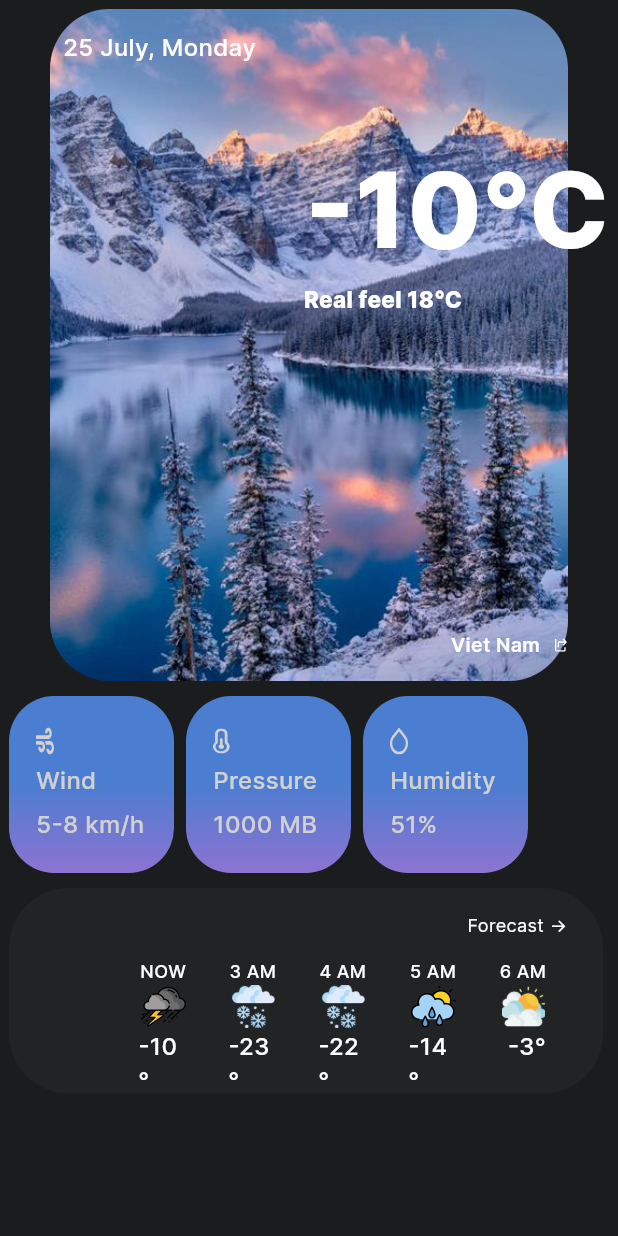
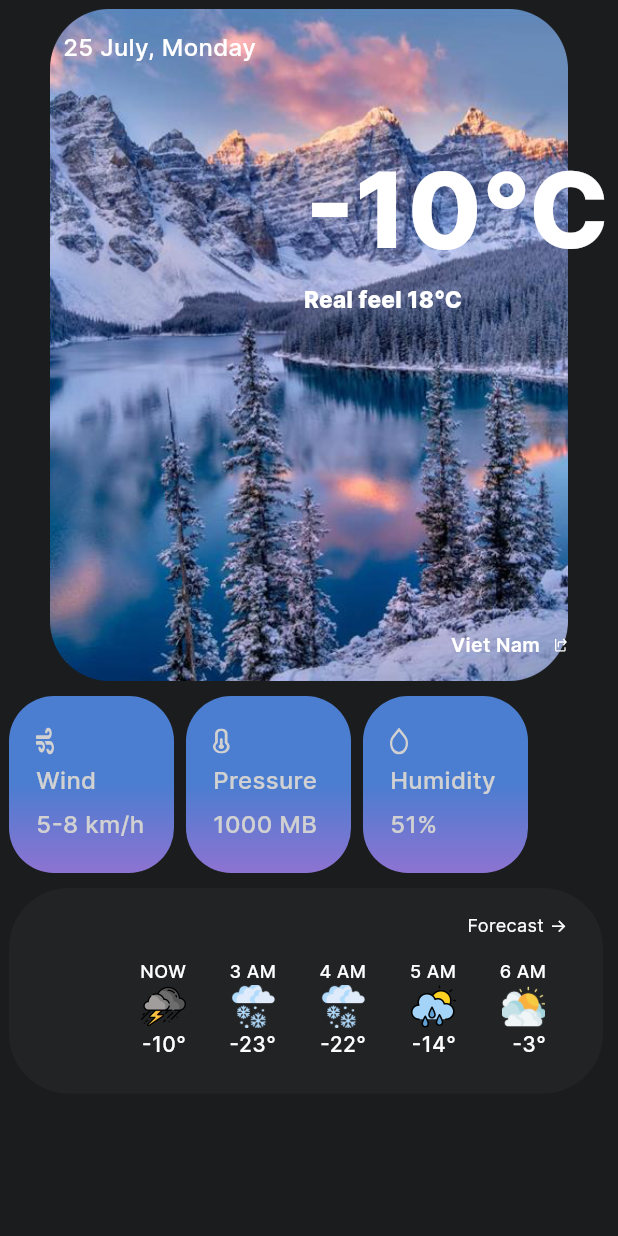
Before and after one commit to Greethy/weather-forecast, a Flutter app: the screen it shows after launch, on a phone screen of 412 x 824 dp. Run offline on Flutter 3.47's test engine with Material 3 defaults, Android fonts, the phone set to English and light mode, and no system bars; our stand-ins replace flutter_svg.

Commit message:
fix: fix navigate from today to forecast

```diff
--- a/lib/main.dart
+++ b/lib/main.dart
@@ -1,7 +1,7 @@
 import 'package:flutter/material.dart';
 import 'package:flutter/services.dart';
 import 'routes/app_routes.dart';
-import 'today_screen.dart';
+import 'screen/today/today_screen.dart';
 
 var globalMessengerKey = GlobalKey<ScaffoldMessengerState>();
 void main() {
--- a/lib/routes/app_routes.dart
+++ b/lib/routes/app_routes.dart
@@ -1,5 +1,5 @@
 import 'package:flutter/material.dart';
-import '../today_screen.dart';
+import '../screen/today/today_screen.dart';
 
 class AppRoutes {
   static const String todayScreen = '/today_screen';
--- a/lib/today_screen.dart
+++ b/lib/screen/today/today_screen.dart
@@ -1,7 +1,7 @@
 import 'package:flutter/material.dart';
 import 'package:flutter_svg/flutter_svg.dart';
 import 'package:provider/provider.dart';
-import 'package:today/forecast_screen.dart';
+import 'package:today/screen/forecast/forecast_screen.dart';
 import 'today_provider.dart';
 
 class TodayScreen extends StatefulWidget {
@@ -212,7 +212,7 @@ class TodayScreenState extends State<TodayScreen> {
               children: [
                 InkWell(
                   onTap: () {
-                    Navigator.push(context, MaterialPageRoute(builder: (context) => ForecastScreen()));
+                    Navigator.push(context, MaterialPageRoute(builder: (context) => ForecastScreen.builder(context)));
                   },
                   child: Text(
                     "Forecast ->",
@@ -298,7 +298,7 @@ class HoursOneItemWidget extends StatelessWidget {
             hoursOneItemModelObj.ten!,
             style: TextStyle(
               color: Color(0XFFFFFFFF),
-              fontSize: 16,
+              fontSize: 14,
               fontFamily: 'Inter',
               fontWeight: FontWeight.w500,
             ),
```
Also changed, not shown: lib/screen/forecast/forecast_provider.dart (renamed from lib/forecast_provider.dart), lib/screen/forecast/forecast_screen.dart (renamed from lib/forecast_screen.dart), lib/screen/today/today_provider.dart (renamed from lib/today_provider.dart).
